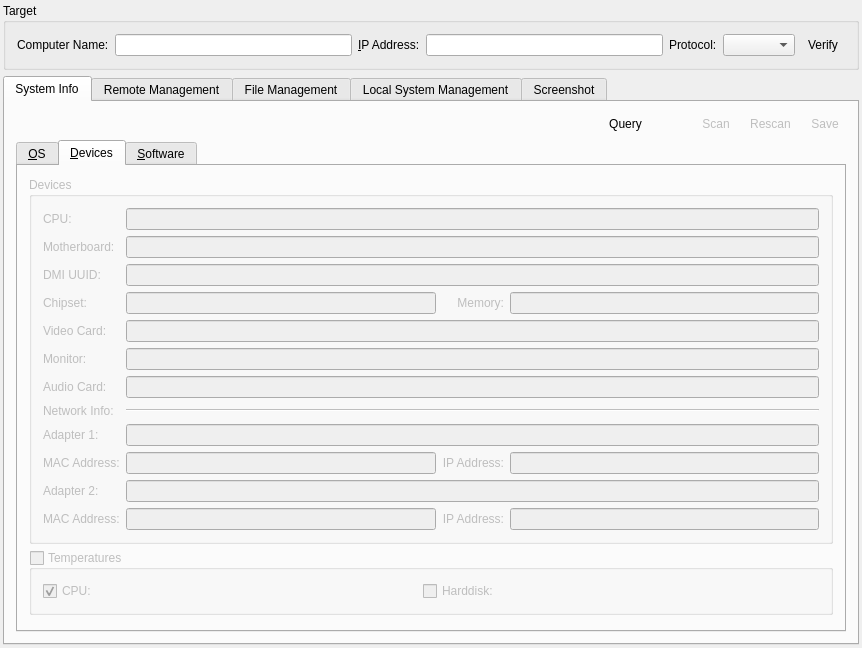
Before: the Qt Designer form src/plugins/controlcenter/systemmanagement/systemmanagementwidget.ui in ihehui/managementsystem, drawn with Qt 5.
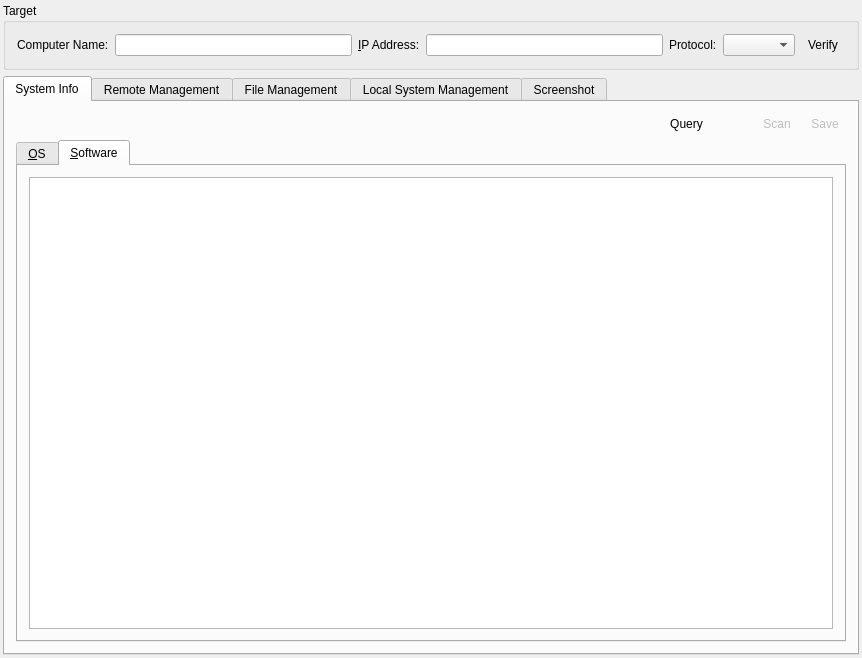
After: the same form once the commit is applied. Icons and pictures are not drawn. Custom widgets are drawn as their Qt base class.

What changed in the file:
```diff
--- a/src/plugins/controlcenter/systemmanagement/systemmanagementwidget.ui
+++ b/src/plugins/controlcenter/systemmanagement/systemmanagementwidget.ui
@@ -7,7 +7,7 @@
     <x>0</x>
     <y>0</y>
     <width>862</width>
-    <height>592</height>
+    <height>658</height>
    </rect>
   </property>
   <property name="sizePolicy">
@@ -186,29 +186,6 @@
            </property>
           </widget>
          </item>
-         <item>
-          <widget class="QToolButton" name="toolButtonRescanSystemInfo">
-           <property name="enabled">
-            <bool>false</bool>
-           </property>
-           <property name="toolTip">
-            <string>Rescan System</string>
-           </property>
-           <property name="statusTip">
-            <string>Rescan System</string>
-           </property>
-           <property name="text">
-            <string>Rescan</string>
-           </property>
-           <property name="icon">
-            <iconset resource="../controlcenter.qrc">
-             <normaloff>:/icon/resources/images/rescan.png</normaloff>:/icon/resources/images/rescan.png</iconset>
-           </property>
-           <property name="autoRaise">
-            <bool>true</bool>
-           </property>
-          </widget>
-         </item>
          <item>
           <widget class="QToolButton" name="toolButtonSaveAs">
            <property name="enabled">
@@ -360,26 +337,6 @@
              </layout>
             </widget>
            </item>
-           <item>
-            <spacer name="verticalSpacer_2">
-             <property name="orientation">
-              <enum>Qt::Vertical</enum>
-             </property>
-             <property name="sizeHint" stdset="0">
-              <size>
-               <width>20</width>
-               <height>217</height>
-              </size>
-             </property>
-            </spacer>
-           </item>
-          </layout>
-         </widget>
-         <widget class="QWidget" name="tabDevices">
-          <attribute name="title">
-           <string>&amp;Devices</string>
-          </attribute>
-          <layout class="QVBoxLayout" name="verticalLayout_2">
            <item>
             <widget class="QGroupBox" name="devicesInfoGroupBox">
              <property name="enabled">
@@ -400,64 +357,25 @@
              <property name="title">
               <string>Devices</string>
              </property>
-             <layout class="QGridLayout" name="gridLayout_13" rowstretch="0,0,0,0,0,0,0,0,0,0,0,0,0" columnstretch="0,0,0,0">
+             <layout class="QGridLayout" name="gridLayout_13" rowstretch="0,0,0,0,0,0,0,0" columnstretch="0,0,0,0">
               <property name="sizeConstraint">
                <enum>QLayout::SetDefaultConstraint</enum>
               </property>
-              <item row="1" column="1" colspan="3">
-               <widget class="QLineEdit" name="motherboardLineEdit">
+              <item row="7" column="1" colspan="3">
+               <widget class="QLineEdit" name="lineEditNetworkAdapter">
                 <property name="readOnly">
                  <bool>true</bool>
                 </property>
                </widget>
               </item>
-              <item row="5" column="0">
-               <widget class="QLabel" name="videoCardLabel">
-                <property name="text">
-                 <string>Video Card:</string>
-                </property>
-               </widget>
-              </item>
-              <item row="5" column="1" colspan="3">
-               <widget class="QLineEdit" name="videoCardLineEdit">
-                <property name="readOnly">
-                 <bool>true</bool>
-                </property>
-               </widget>
-              </item>
-              <item row="9" column="1" colspan="3">
-               <widget class="QLineEdit" name="adapter1NameLineEdit">
-                <property name="readOnly">
-                 <bool>true</bool>
-                </property>
-               </widget>
-              </item>
-              <item row="10" column="0">
-               <widget class="QLabel" name="macAddresslabel_3">
-                <property name="text">
-                 <string>MAC Address:</string>
-                </property>
-               </widget>
-              </item>
-              <item row="10" column="1">
-               <widget class="QLineEdit" name="adapter1HDAddressLineEdit">
-                <property name="readOnly">
-                 <bool>true</bool>
-                </property>
-               </widget>
-              </item>
-              <item row="8" column="1" colspan="3">
-               <widget class="Line" name="line_5">
-                <property name="orientation">
-                 <enum>Qt::Horizontal</enum>
-                </property>
-               </widget>
-              </item>
               <item row="0" column="0">
                <widget class="QLabel" name="cpuInfoLabel">
                 <property name="text">
                  <string>CPU:</string>
                 </property>
+                <property name="alignment">
+                 <set>Qt::AlignRight|Qt::AlignTrailing|Qt::AlignVCenter</set>
+                </property>
                </widget>
               </item>
               <item row="0" column="1" colspan="3">
@@ -467,85 +385,10 @@
                 </property>
                </widget>
               </item>
-              <item row="10" column="2">
-               <widget class="QLabel" name="ipAddresslabel_3">
-                <property name="text">
-                 <string>IP Address:</string>
-                </property>
-                <property name="alignment">
-                 <set>Qt::AlignRight|Qt::AlignTrailing|Qt::AlignVCenter</set>
-                </property>
-               </widget>
-              </item>
-              <item row="10" column="3">
-               <widget class="QLineEdit" name="adapter1IPAddressLineEdit">
-                <property name="minimumSize">
-                 <size>
-                  <width>210</width>
-                  <height>0</height>
-                 </size>
-                </property>
-                <property name="readOnly">
-                 <bool>true</bool>
-                </property>
-               </widget>
-              </item>
-              <item row="11" column="1" colspan="3">
-               <widget class="QLineEdit" name="adapter2NameLineEdit">
-                <property name="readOnly">
-                 <bool>true</bool>
-                </property>
-               </widget>
-              </item>
-              <item row="12" column="0">
-               <widget class="QLabel" name="macAddresslabel_4">
-                <property name="text">
-                 <string>MAC Address:</string>
-                </property>
-               </widget>
-              </item>
-              <item row="12" column="1">
-               <widget class="QLineEdit" name="adapter2HDAddressLineEdit">
-                <property name="readOnly">
-                 <bool>true</bool>
-                </property>
-               </widget>
-              </item>
-              <item row="12" column="2">
-               <widget class="QLabel" name="ipAddresslabel_4">
-                <property name="text">
-                 <string>IP Address:</string>
-                </property>
-                <property name="alignment">
-                 <set>Qt::AlignRight|Qt::AlignTrailing|Qt::AlignVCenter</set>
-                </property>
-               </widget>
-              </item>
-              <item row="12" column="3">
-               <widget class="QLineEdit" name="adapter2IPAddressLineEdit">
-                <property name="readOnly">
-                 <bool>true</bool>
-                </property>
-               </widget>
-              </item>
-              <item row="9" column="0">
+              <item row="7" column="0">
                <widget class="QLabel" name="adapter1Label">
                 <property name="text">
-                 <string>Adapter 1:</string>
-                </property>
-               </widget>
-              </item>
-              <item row="11" column="0">
-               <widget class="QLabel" name="networkAdapter2Label">
-                <property name="text">
-                 <string>Adapter 2:</string>
-                </property>
-               </widget>
-              </item>
-              <item row="8" column="0">
-               <widget class="QLabel" name="networkLabel">
-                <property name="text">
-                 <string>Network Info:</string>
+                 <string>Network Adapter:</string>
                 </property>
                </widget>
               </item>
@@ -554,76 +397,89 @@
                 <property name="text">
                  <string>Motherboard:</string>
                 </property>
-               </widget>
-              </item>
-              <item row="3" column="0">
-               <widget class="QLabel" name="chipsetLabel">
-                <property name="text">
-                 <string>Chipset:</string>
-                </property>
-               </widget>
-              </item>
-              <item row="3" column="1">
-               <widget class="QLineEdit" name="chipsetLineEdit">
-                <property name="readOnly">
-                 <bool>true</bool>
-                </property>
-               </widget>
-              </item>
-              <item row="3" column="2">
-               <widget class="QLabel" name="memoryInfoLabel">
-                <property name="text">
-                 <string>Memory:</string>
-                </property>
                 <property name="alignment">
                  <set>Qt::AlignRight|Qt::AlignTrailing|Qt::AlignVCenter</set>
                 </property>
                </widget>
               </item>
-              <item row="3" column="3">
-               <widget class="QLineEdit" name="memoryLineEdit">
-                <property name="readOnly">
-                 <bool>true</bool>
-                </property>
-               </widget>
-              </item>
-              <item row="7" column="0">
+              <item row="6" column="0">
                <widget class="QLabel" name="audioCardLabel">
                 <property name="text">
                  <string>Audio Card:</string>
                 </property>
+                <property name="alignment">
+                 <set>Qt::AlignRight|Qt::AlignTrailing|Qt::AlignVCenter</set>
+                </property>
                </widget>
               </item>
-              <item row="7" column="1" colspan="3">
+              <item row="6" column="1" colspan="3">
                <widget class="QLineEdit" name="audioLineEdit">
                 <property name="readOnly">
                  <bool>true</bool>
                 </property>
                </widget>
               </item>
-              <item row="6" column="0">
+              <item row="4" column="3">
+               <widget class="QLineEdit" name="videoCardLineEdit">
+                <property name="readOnly">
+                 <bool>true</bool>
+                </property>
+               </widget>
+              </item>
+              <item row="4" column="2">
+               <widget class="QLabel" name="videoCardLabel">
+                <property name="text">
+                 <string>Video Card:</string>
+                </property>
+               </widget>
+              </item>
+              <item row="4" column="0">
                <widget class="QLabel" name="monitorLabel">
                 <property name="text">
                  <string>Monitor:</string>
                 </property>
+                <property name="alignment">
+                 <set>Qt::AlignRight|Qt::AlignTrailing|Qt::AlignVCenter</set>
+                </property>
                </widget>
               </item>
-              <item row="6" column="1" colspan="3">
+              <item row="4" column="1">
                <widget class="QLineEdit" name="monitorLineEdit">
                 <property name="readOnly">
                  <bool>true</bool>
                 </property>
                </widget>
               </item>
-              <item row="2" column="0">
-               <widget class="QLabel" name="dmiUUIDLabel">
+              <item row="1" column="1">
+               <widget class="QLineEdit" name="motherboardLineEdit">
+                <property name="readOnly">
+                 <bool>true</bool>
+                </property>
+               </widget>
+              </item>
+              <item row="1" column="2">
+               <widget class="QLabel" name="memoryInfoLabel">
                 <property name="text">
-                 <string>DMI UUID:</string>
+                 <string>Memory:</string>
                 </property>
                </widget>
               </item>
-              <item row="2" column="1" colspan="3">
-               <widget class="QLineEdit" name="dmiUUIDLineEdit">
+              <item row="1" column="3">
+               <widget class="QLineEdit" name="memoryLineEdit">
+                <property name="readOnly">
+                 <bool>true</bool>
+                </property>
+               </widget>
+              </item>
+              <item row="3" column="0">
+               <widget class="QLabel" name="labelHardDisks">
+                <property name="text">
+                 <string>Disk Drives:</string>
+                </property>
+               </widget>
+              </item>
+              <item row="3" column="1" colspan="3">
+               <widget class="QLineEdit" name="lineEditDiskDrives">
                 <property name="readOnly">
                  <bool>true</bool>
                 </property>
@@ -688,7 +544,7 @@
             </widget>
            </item>
            <item>
-            <spacer name="verticalSpacer_3">
+            <spacer name="verticalSpacer_2">
              <property name="orientation">
               <enum>Qt::Vertical</enum>
              </property>
@@ -731,11 +587,6 @@
                <string>Version</string>
               </property>
              </column>
-             <column>
-              <property name="text">
-               <string>Size</string>
-              </property>
-             </column>
              <column>
               <property name="text">
                <string>Date</string>
```
Left out of the diff: 144 changed lines with no effect on the pictures.
